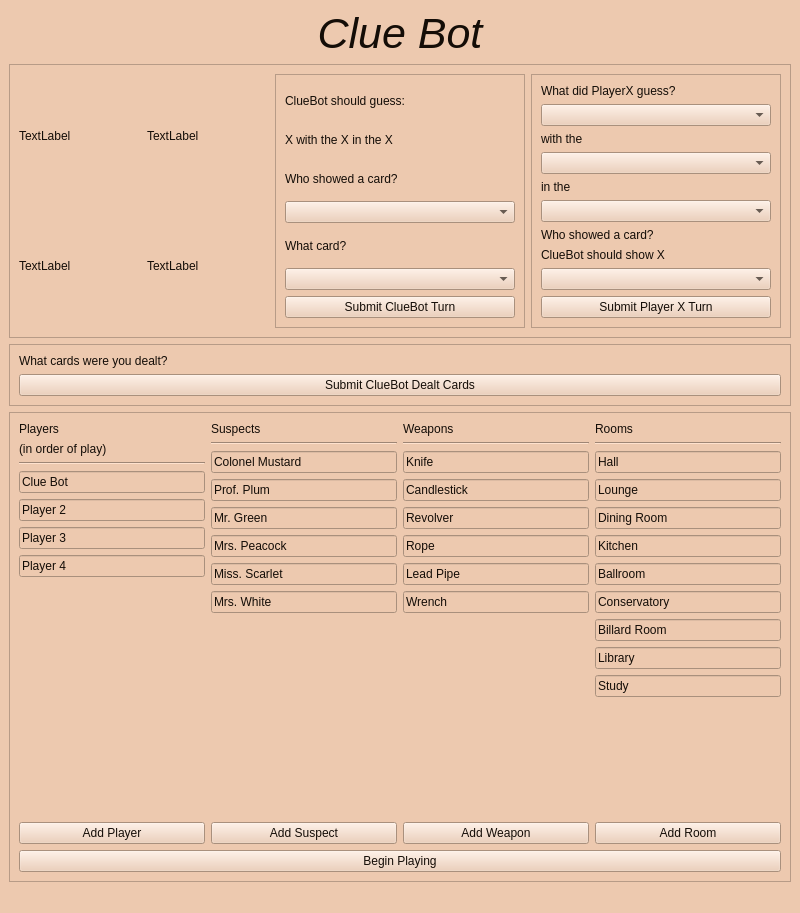
Before: the Qt Designer form mainwindow.ui in PeterMaidaRobot/ClueBot, drawn with Qt 5.
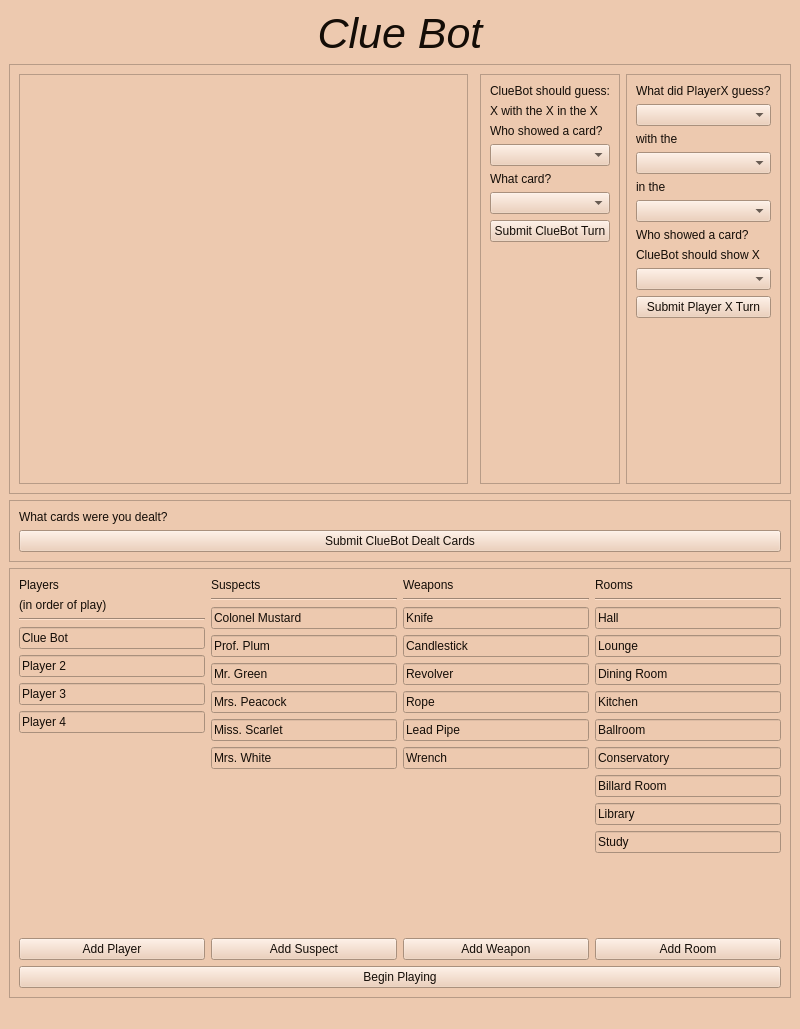
After: the same form once the commit is applied.

Commit message: created qt table for guesses

Patch:
```diff
--- a/mainwindow.ui
+++ b/mainwindow.ui
@@ -7,7 +7,7 @@
     <x>0</x>
     <y>0</y>
     <width>800</width>
-    <height>913</height>
+    <height>1029</height>
    </rect>
   </property>
   <property name="windowTitle">
@@ -55,39 +55,20 @@
       </property>
       <layout class="QHBoxLayout" name="horizontalLayout">
        <item>
-        <layout class="QGridLayout" name="gridLayout">
-         <item row="0" column="0">
-          <widget class="QLabel" name="label_2">
-           <property name="text">
-            <string>TextLabel</string>
-           </property>
-          </widget>
-         </item>
-         <item row="0" column="1">
-          <widget class="QLabel" name="label_3">
-           <property name="text">
-            <string>TextLabel</string>
-           </property>
-          </widget>
-         </item>
-         <item row="1" column="0">
-          <widget class="QLabel" name="label_4">
-           <property name="text">
-            <string>TextLabel</string>
-           </property>
-          </widget>
-         </item>
-         <item row="1" column="1">
-          <widget class="QLabel" name="label_5">
-           <property name="text">
-            <string>TextLabel</string>
-           </property>
-          </widget>
-         </item>
-        </layout>
+        <widget class="QTableWidget" name="guessCardTable"/>
        </item>
        <item>
-        <widget class="QFrame" name="frame_2">
+        <widget class="QFrame" name="previousGuessFrame">
+         <property name="frameShape">
+          <enum>QFrame::StyledPanel</enum>
+         </property>
+         <property name="frameShadow">
+          <enum>QFrame::Raised</enum>
+         </property>
+        </widget>
+       </item>
+       <item>
+        <widget class="QFrame" name="cluebotPlayFrame">
          <property name="frameShape">
           <enum>QFrame::StyledPanel</enum>
          </property>
@@ -136,6 +117,19 @@
             </property>
            </widget>
           </item>
+          <item>
+           <spacer name="verticalSpacer">
+            <property name="orientation">
+             <enum>Qt::Vertical</enum>
+            </property>
+            <property name="sizeHint" stdset="0">
+             <size>
+              <width>20</width>
+              <height>40</height>
+             </size>
+            </property>
+           </spacer>
+          </item>
          </layout>
         </widget>
        </item>
@@ -202,6 +196,19 @@
             </property>
            </widget>
           </item>
+          <item>
+           <spacer name="verticalSpacer_3">
+            <property name="orientation">
+             <enum>Qt::Vertical</enum>
+            </property>
+            <property name="sizeHint" stdset="0">
+             <size>
+              <width>20</width>
+              <height>40</height>
+             </size>
+            </property>
+           </spacer>
+          </item>
          </layout>
         </widget>
        </item>
```
Left out of the diff: 17 changed lines with no effect on the pictures. The commit also changes 2 other files.
